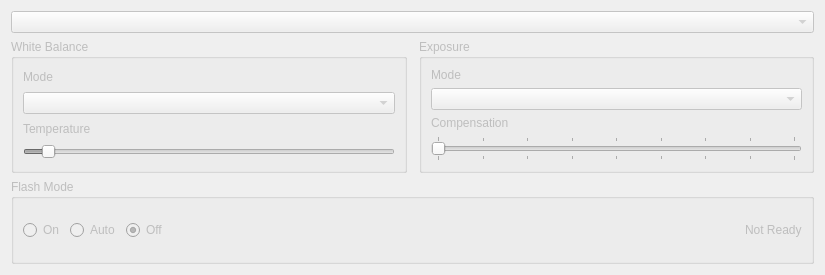
The window that gui/camera/camerasettings.ui (amirmohsen1384/people) describes before a commit, drawn with Qt 5.
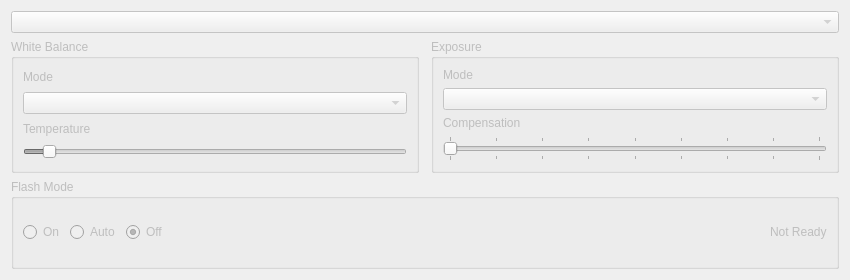
The same window after the commit.

Commit message: Made some improvements to the camera settings

The edit to the form file:
```diff
--- a/gui/camera/camerasettings.ui
+++ b/gui/camera/camerasettings.ui
@@ -6,8 +6,8 @@
    <rect>
     <x>0</x>
     <y>0</y>
-    <width>825</width>
-    <height>275</height>
+    <width>850</width>
+    <height>280</height>
    </rect>
   </property>
   <property name="windowTitle">
```
The commit also changes 2 other files.
